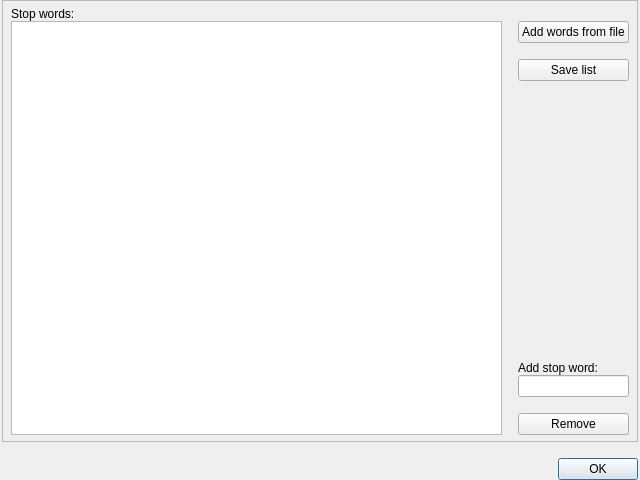
Old version of the form coquery/gui/stopwords.ui in the repository gkunter/coquery.
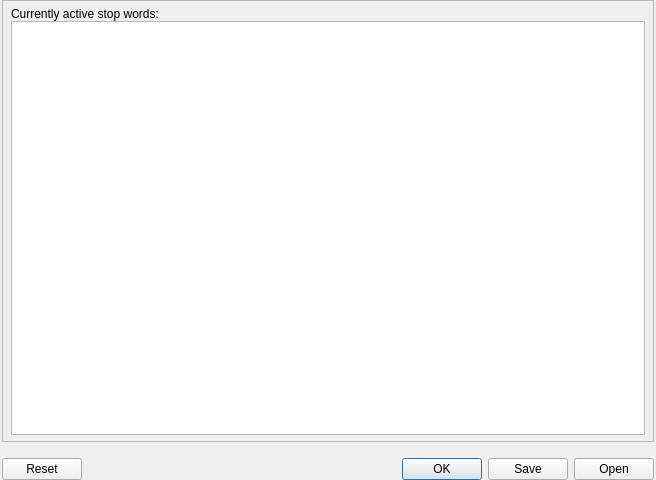
New version of the form. Icons and pictures are not drawn.

Commit message: Add stopword support. Fix Issue #26.

Patch:
```diff
--- a/coquery/gui/stopwords.ui
+++ b/coquery/gui/stopwords.ui
@@ -6,7 +6,7 @@
    <rect>
     <x>0</x>
     <y>0</y>
-    <width>640</width>
+    <width>656</width>
     <height>480</height>
    </rect>
   </property>
@@ -56,12 +56,12 @@
       <item>
        <widget class="QLabel" name="label">
         <property name="text">
-         <string>Stop words:</string>
+         <string>Currently active stop words:</string>
         </property>
        </widget>
       </item>
       <item>
-       <layout class="QHBoxLayout" name="horizontalLayout" stretch="1,0">
+       <layout class="QHBoxLayout" name="horizontalLayout" stretch="1">
         <property name="spacing">
          <number>16</number>
         </property>
@@ -102,83 +102,6 @@
           </property>
          </widget>
         </item>
-        <item>
-         <layout class="QVBoxLayout" name="verticalLayout">
-          <item>
-           <widget class="QPushButton" name="button_stopword_load">
-            <property name="sizePolicy">
-             <sizepolicy hsizetype="Minimum" vsizetype="Minimum">
-              <horstretch>0</horstretch>
-              <verstretch>0</verstretch>
-             </sizepolicy>
-            </property>
-            <property name="text">
-             <string>Add words from file</string>
-            </property>
-            <property name="icon">
-             <iconset theme="folder">
-              <normaloff/>
-             </iconset>
-            </property>
-            <property name="shortcut">
-             <string>Alt+B</string>
-            </property>
-           </widget>
-          </item>
-          <item>
-           <widget class="QPushButton" name="button_stopword_save">
-            <property name="text">
-             <string>Save list</string>
-            </property>
-            <property name="icon">
-             <iconset theme="document-save">
-              <normaloff/>
-             </iconset>
-            </property>
-           </widget>
-          </item>
-          <item>
-           <spacer name="verticalSpacer_2">
-            <property name="orientation">
-             <enum>Qt::Vertical</enum>
-            </property>
-            <property name="sizeType">
-             <enum>QSizePolicy::MinimumExpanding</enum>
-            </property>
-            <property name="sizeHint" stdset="0">
-             <size>
-              <width>20</width>
-              <height>40</height>
-             </size>
-            </property>
-           </spacer>
-          </item>
-          <item>
-           <layout class="QVBoxLayout" name="verticalLayout_2">
-            <property name="spacing">
-             <number>0</number>
-            </property>
-            <item>
-             <widget class="QLabel" name="label_2">
-              <property name="text">
-               <string>Add stop word:</string>
-              </property>
-             </widget>
-            </item>
-            <item>
-             <widget class="QLineEdit" name="edit_stopword"/>
-            </item>
-           </layout>
-          </item>
-          <item>
-           <widget class="QPushButton" name="pushButton">
-            <property name="text">
-             <string>Remove</string>
-            </property>
-           </widget>
-          </item>
-         </layout>
-        </item>
        </layout>
       </item>
      </layout>
@@ -190,7 +113,10 @@
       <enum>Qt::Horizontal</enum>
      </property>
      <property name="standardButtons">
-      <set>QDialogButtonBox::Ok</set>
+      <set>QDialogButtonBox::Ok|QDialogButtonBox::Open|QDialogButtonBox::Reset|QDialogButtonBox::Save</set>
+     </property>
+     <property name="centerButtons">
+      <bool>false</bool>
      </property>
     </widget>
    </item>
```
The commit also changes 8 other files.
